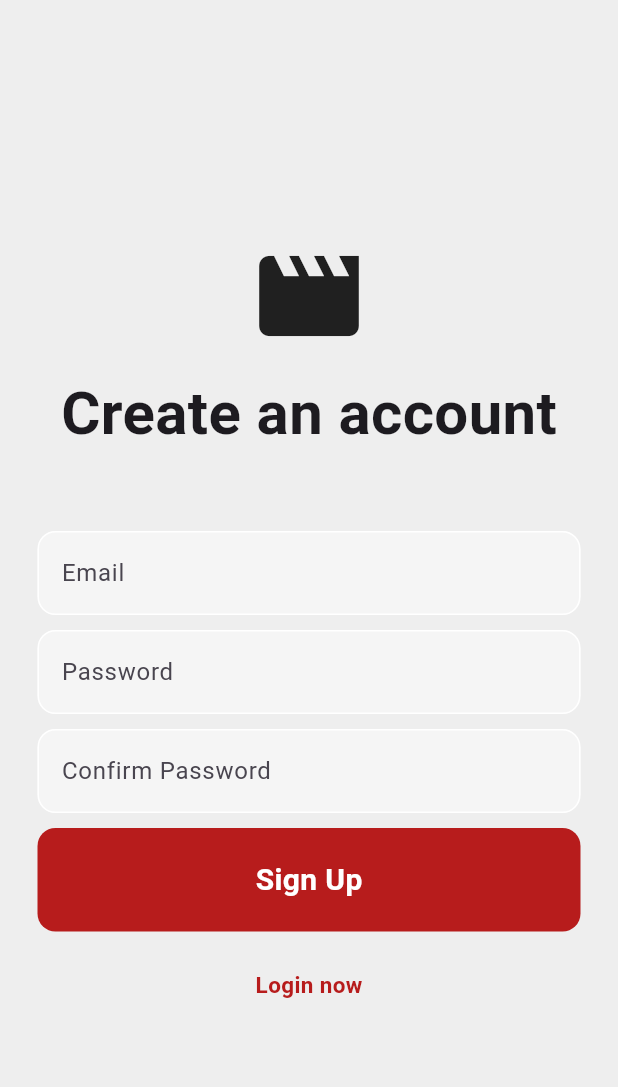
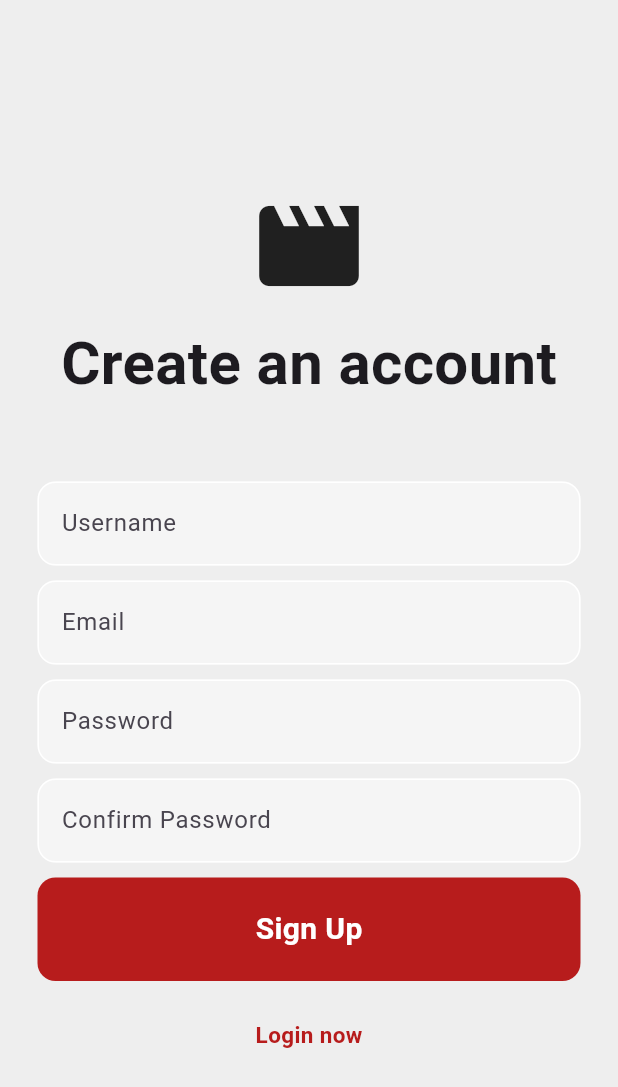
Before and after one commit to Droefheid/NightSolver, a Flutter app: the SignUpScreen screen opened directly with empty values, after a tap on "Sign Up", on a phone screen of 412 x 824 dp. Shown: the top 1087 px of the screen. Run offline on Flutter 3.47's test engine with Material 2 defaults, Android fonts, the phone set to English and light mode, and no system bars; our stand-ins replace cloud_firestore, firebase_auth, firebase_core; accounts and stored records are empty; network calls fail.

Commit message:
Add username

```diff
--- a/lib/screens/signup_screen.dart
+++ b/lib/screens/signup_screen.dart
@@ -12,6 +12,7 @@ class SignUpScreen extends StatefulWidget {
 }
 
 class _SignUpScreenState extends State<SignUpScreen> {
+  final _usernameController = TextEditingController();
   final _emailController = TextEditingController();
   final _passwordController = TextEditingController();
   final _confirmPasswordController = TextEditingController();
@@ -19,14 +20,29 @@ class _SignUpScreenState extends State<SignUpScreen> {
   Future signUp() async {
     if (_passwordController.text.trim() ==
         _confirmPasswordController.text.trim()) {
-      await FirebaseAuth.instance.createUserWithEmailAndPassword(
-          email: _emailController.text.trim(),
-          password: _passwordController.text.trim());
+      try {
+        final credential = await FirebaseAuth.instance.createUserWithEmailAndPassword(
+            email: _emailController.text.trim(),
+            password: _passwordController.text.trim());
+
+        await credential.user?.updateDisplayName(_usernameController.text.trim());
+
+      } on FirebaseAuthException catch (e) {
+        if (e.code == 'weak-password') {
+          print('The password provided is too weak.');
+        } else if (e.code == 'email-already-in-use') {
+          print('The account already exists for that email.');
+        }
+      } catch (e) {
+        print(e);
+      }
+
     }
   }
 
   @override
   void dispose() {
+    _usernameController.dispose();
     _emailController.dispose();
     _passwordController.dispose();
     _confirmPasswordController.dispose();
@@ -52,6 +68,28 @@ class _SignUpScreenState extends State<SignUpScreen> {
               Text('Create an account',
                   style: TextStyle(fontWeight: FontWeight.bold, fontSize: 40)),
               SizedBox(height: 50),
+
+              //username input
+              Padding(
+                  padding: const EdgeInsets.symmetric(horizontal: 25.0),
+                  child: TextField(
+                      controller: _usernameController,
+                      decoration: InputDecoration(
+                        enabledBorder: OutlineInputBorder(
+                          borderSide: BorderSide(color: Colors.white),
+                          borderRadius: BorderRadius.circular(12),
+                        ),
+                        focusedBorder: OutlineInputBorder(
+                          borderSide: BorderSide(color: Colors.red.shade900),
+                          borderRadius: BorderRadius.circular(12),
+                        ),
+                        hintText: 'Username',
+                        fillColor: Colors.grey[100],
+                        filled: true,
+                      ))),
+
+                  SizedBox(height: 10),
+
 
               //email input
               Padding(
```
